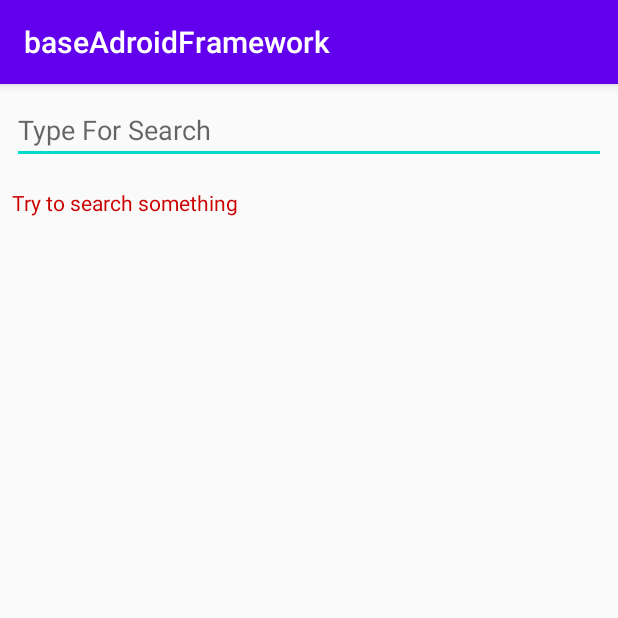
After one commit to Serduk/baseAndroidFramework, an Android app: the SearchView screen opened directly, with no data from a screen before it, on a phone screen of 412 x 824 dp, the top half of it. The commit adds this screen. Run offline under Robolectric (Android 15) with nearby library versions, the phone set to English and light mode, and no system bars; our stand-ins replace Picasso; libraries missing offline, so code that uses them is left out: com.github.slashrootv200.retrofithtmlconverter; pictures from the network do not load; 1 statement that could not run was skipped.

Commit message:
Implement MVP for both screens

```diff
--- a/app/src/main/AndroidManifest.xml
+++ b/app/src/main/AndroidManifest.xml
@@ -3,7 +3,7 @@
     package="com.sserdiuk.baseadroidframework">
 
     <application
-        android:name="com.sserdiuk.baseadroidframework.screens.App"
+        android:name=".screens.App"
         android:allowBackup="true"
         android:fullBackupContent="true"
         android:icon="@mipmap/ic_launcher"
@@ -11,6 +11,7 @@
         android:roundIcon="@mipmap/ic_launcher_round"
         android:supportsRtl="true"
         android:theme="@style/AppTheme">
+        <activity android:name=".screens.search.SearchView"></activity>
         <activity android:name=".screens.splash.SplashView">
             <intent-filter>
                 <action android:name="android.intent.action.MAIN" />
--- /dev/null
+++ b/app/src/main/java/com/sserdiuk/baseadroidframework/screens/foodDetails/FoodCallbacks.kt
@@ -0,0 +1,4 @@
+package com.sserdiuk.baseadroidframework.screens.foodDetails
+
+interface FoodCallbacks {
+}
--- /dev/null
+++ b/app/src/main/java/com/sserdiuk/baseadroidframework/screens/foodDetails/FoodPresenter.kt
@@ -0,0 +1,4 @@
+package com.sserdiuk.baseadroidframework.screens.foodDetails
+
+class FoodPresenter {
+}
--- /dev/null
+++ b/app/src/main/java/com/sserdiuk/baseadroidframework/screens/foodDetails/FoodRouter.kt
@@ -0,0 +1,4 @@
+package com.sserdiuk.baseadroidframework.screens.foodDetails
+
+interface FoodRouter {
+}
--- /dev/null
+++ b/app/src/main/java/com/sserdiuk/baseadroidframework/screens/search/SearchCallbacks.kt
@@ -0,0 +1,17 @@
+package com.sserdiuk.baseadroidframework.screens.search
+
+import com.sserdiuk.baseadroidframework.ViewCallback
+import com.sserdiuk.baseadroidframework.data.SearchItemModel
+
+interface SearchCallbacks : ViewCallback {
+    fun showSearchResults(items: List<SearchItemModel>)
+    fun searchItems()
+    fun setTextInSearchField(text: String)
+    fun showErrorMessage(text: String)
+    fun hideErrorMessage()
+    fun showProgressBar()
+    fun hideProgressBar()
+    fun hideResults()
+    fun requestSearchFocus()
+    fun showWarning(message: String)
+}
--- /dev/null
+++ b/app/src/main/java/com/sserdiuk/baseadroidframework/screens/search/SearchPresenter.kt
@@ -0,0 +1,71 @@
+package com.sserdiuk.baseadroidframework.screens.search
+
+import com.sserdiuk.baseadroidframework.Presenter
+import com.sserdiuk.baseadroidframework.R
+import com.sserdiuk.baseadroidframework.data.SearchItemModel
+import com.sserdiuk.baseadroidframework.screens.App
+import com.sserdiuk.baseadroidframework.utils.Constants
+import com.sserdiuk.baseadroidframework.utils.NetworkUtil
+import com.sserdiuk.baseadroidframework.utils.foodApi.FoodSearchController
+import com.sserdiuk.baseadroidframework.utils.foodApi.SearchItemsRequest
+
+class SearchPresenter :
+    Presenter<SearchCallbacks, SearchRouter>(), SearchItemsRequest {
+
+    private val searchController: FoodSearchController =
+        FoodSearchController(networkUtil = NetworkUtil(Constants.API_URL()), searchRequest = this)
+    private lateinit var listItems: List<SearchItemModel>
+
+    fun onItemClicked(position: Int) {
+        val item = listItems[position]
+        if (item.linkToItem.isNullOrEmpty()) view?.showWarning(App.appContext.getString(R.string.item_not_found))
+        else router?.openItem(item.linkToItem ?: "")
+    }
+
+    fun onTakeBarcode(result: String?) {
+        view?.setTextInSearchField(result ?: "")
+        searchByText(result ?: "")
+    }
+
+    fun searchByText(text: String?) {
+        if (text?.isNotBlank() == true) {
+            showSearchProgress()
+            searchController.getSearchResults(text)
+        }
+    }
+
+    fun onActivityOpen() {
+        view?.requestSearchFocus()
+        onFailureRequest(App.appContext.getString(R.string.try_to_search_something))
+    }
+
+    override fun onSuccessRequest(items: List<SearchItemModel>) {
+        if (items.isNotEmpty()) {
+            view?.run {
+                showSearchResults(items)
+                hideProgressBar()
+                hideErrorMessage()
+            }
+            listItems = items
+            if (listItems.size == 1) onItemClicked(0)
+        } else {
+            onFailureRequest(App.appContext.getString(R.string.item_not_found))
+        }
+    }
+
+    override fun onFailureRequest(message: String) {
+        view?.run {
+            hideProgressBar()
+            hideResults()
+            showErrorMessage(message)
+        }
+    }
+
+    private fun showSearchProgress() {
+        view?.run {
+            hideResults()
+            showProgressBar()
+            hideErrorMessage()
+        }
+    }
+}
--- /dev/null
+++ b/app/src/main/java/com/sserdiuk/baseadroidframework/screens/search/SearchRouter.kt
@@ -0,0 +1,7 @@
+package com.sserdiuk.baseadroidframework.screens.search
+
+import com.sserdiuk.baseadroidframework.Router
+
+interface SearchRouter : Router {
+    fun openItem(itemPath: String)
+}
--- /dev/null
+++ b/app/src/main/java/com/sserdiuk/baseadroidframework/screens/search/SearchView.kt
@@ -0,0 +1,137 @@
+package com.sserdiuk.baseadroidframework.screens.search
+
+import android.content.Context
+import android.content.Intent
+import androidx.appcompat.app.AppCompatActivity
+import android.os.Bundle
+import android.view.KeyEvent
+import android.view.View
+import android.view.View.GONE
+import android.view.View.VISIBLE
+import android.view.inputmethod.InputMethodManager
+import android.widget.EditText
+import android.widget.ProgressBar
+import android.widget.TextView
+import androidx.recyclerview.widget.LinearLayoutManager
+import androidx.recyclerview.widget.RecyclerView
+import com.sserdiuk.baseadroidframework.R
+import com.sserdiuk.baseadroidframework.data.SearchItemModel
+import com.sserdiuk.baseadroidframework.screens.App
+import com.sserdiuk.baseadroidframework.screens.BaseActivity
+import com.sserdiuk.baseadroidframework.screens.foodDetails.FoodActivity
+
+class SearchView : BaseActivity(), SearchCallbacks, SearchRouter, FoodItemsAdapter.ListItemClickListener {
+    companion object {
+        const val BAR_CODE = "BAR_CODE"
+    }
+
+    private val presenter: SearchPresenter = SearchPresenter()
+
+    private lateinit var viewAdapter: FoodItemsAdapter
+    private lateinit var viewManager: RecyclerView.LayoutManager
+    private lateinit var etSearchField: EditText
+
+    private lateinit var pbLoader: ProgressBar
+    private lateinit var recyclerView: RecyclerView
+    private lateinit var tvErrorMessage: TextView
+
+    override fun onCreate(savedInstanceState: Bundle?) {
+        super.onCreate(savedInstanceState)
+        setContentView(R.layout.activity_search_view)
+        etSearchField = findViewById(R.id.etTypeForSearch)
+        tvErrorMessage = findViewById(R.id.message)
+        pbLoader = findViewById(R.id.pbSearch)
+
+        viewManager = LinearLayoutManager(this)
+        viewAdapter = FoodItemsAdapter(this)
+        recyclerView = findViewById<RecyclerView>(R.id.itemsList).apply {
+            layoutManager = viewManager
+            adapter = viewAdapter
+        }
+
+        presenter.run {
+            takeView(this@SearchView)
+            takeRouter(this@SearchView)
+            if (intent.hasExtra(BAR_CODE)) onTakeBarcode(intent?.extras?.getString(BAR_CODE))
+            else onActivityOpen()
+        }
+
+        etSearchField.run {
+            setOnKeyListener(object : View.OnKeyListener {
+                override fun onKey(v: View, keyCode: Int, event: KeyEvent): Boolean {
+                    if (event.action == KeyEvent.ACTION_DOWN && keyCode == KeyEvent.KEYCODE_ENTER) {
+                        searchItems()
+                        hideKeyboard()
+                        return true
+                    }
+                    return false
+                }
+            })
+        }
+    }
+
+    override fun openItem(itemPath: String) {
+        val intent = Intent(this, FoodActivity::class.java)
+        intent.putExtra(FoodActivity.ITEM_NAME, itemPath)
+        startActivity(intent)
+    }
+
+    override fun searchItems() {
+        presenter.searchByText(etSearchField.text.toString())
+    }
+
+    override fun setTextInSearchField(text: String) {
+        etSearchField.setText(text)
+    }
+
+    override fun showSearchResults(items: List<SearchItemModel>) {
+        viewAdapter.setItems(items)
+        recyclerView.visibility = VISIBLE
+    }
+
+    override fun showErrorMessage(text: String) {
+        tvErrorMessage.text = text
+        tvErrorMessage.visibility = VISIBLE
+    }
+
+    override fun onItemClick(position: Int) {
+        presenter.onItemClicked(position)
+    }
+
+    override fun showProgressBar() {
+        pbLoader.visibility = VISIBLE
+    }
+
+    override fun hideProgressBar() {
+        pbLoader.visibility = GONE
+    }
+
+    override fun hideResults() {
+        recyclerView.visibility = GONE
+    }
+
+    override fun hideErrorMessage() {
+        tvErrorMessage.visibility = GONE
+    }
+
+    override fun requestSearchFocus() {
+        etSearchField.requestFocus()
+    }
+
+    override fun showWarning(message: String) {
+        App.showToast(message = message)
+    }
+
+    override fun onDestroy() {
+        super.onDestroy()
+        presenter.run {
+            dropView()
+            dropRouter()
+        }
+    }
+
+    private fun View.hideKeyboard() {
+        val iManager = context.getSystemService(Context.INPUT_METHOD_SERVICE) as InputMethodManager
+        iManager.hideSoftInputFromWindow(windowToken, 0)
+    }
+}
--- /dev/null
+++ b/app/src/main/res/drawable/broken_image.xml
@@ -0,0 +1,11 @@
+<vector xmlns:android="http://schemas.android.com/apk/res/android"
+    android:width="24dp"
+    android:height="24dp"
+    android:viewportWidth="24"
+    android:viewportHeight="24"
+    >
+    <path
+        android:fillColor="#FF000000"
+        android:pathData="M21,5v6.59l-3,-3.01 -4,4.01 -4,-4 -4,4 -3,-3.01L3,5c0,-1.1 0.9,-2 2,-2h14c1.1,0 2,0.9 2,2zM18,11.42l3,3.01L21,19c0,1.1 -0.9,2 -2,2L5,21c-1.1,0 -2,-0.9 -2,-2v-6.58l3,2.99 4,-4 4,4 4,-3.99z"
+        />
+</vector>
--- /dev/null
+++ b/app/src/main/res/drawable/fastfood.xml
@@ -0,0 +1,9 @@
+<vector xmlns:android="http://schemas.android.com/apk/res/android"
+    android:width="24dp"
+    android:height="24dp"
+    android:viewportWidth="24"
+    android:viewportHeight="24">
+    <path
+        android:fillColor="#FF000000"
+        android:pathData="M18.06,22.99h1.66c0.84,0 1.53,-0.64 1.63,-1.46L23,5.05h-5L18,1h-1.97v4.05h-4.97l0.3,2.34c1.71,0.47 3.31,1.32 4.27,2.26 1.44,1.42 2.43,2.89 2.43,5.29v8.05zM1,21.99L1,21h15.03v0.99c0,0.55 -0.45,1 -1.01,1L2.01,22.99c-0.56,0 -1.01,-0.45 -1.01,-1zM16.03,14.99c0,-8 -15.03,-8 -15.03,0h15.03zM1.02,17h15v2h-15z"/>
+</vector>
--- /dev/null
+++ b/app/src/main/res/layout/activity_search_view.xml
@@ -0,0 +1,68 @@
+<?xml version="1.0" encoding="utf-8"?>
+<LinearLayout
+    xmlns:android="http://schemas.android.com/apk/res/android"
+    xmlns:tools="http://schemas.android.com/tools"
+    android:orientation="vertical"
+    android:layout_width="match_parent"
+    android:layout_height="match_parent"
+    tools:context=".screens.search.SearchView"
+    >
+
+    <EditText
+        android:layout_margin="8dp"
+        android:id="@+id/etTypeForSearch"
+        android:layout_width="match_parent"
+        android:layout_height="wrap_content"
+        android:hint="@string/typeForSearch"
+        android:inputType="text"
+        android:imeOptions="actionSearch"
+        tools:ignore="Autofill"
+        />
+
+    <TextView
+        android:layout_margin="8dp"
+        android:layout_width="match_parent"
+        android:layout_height="wrap_content"
+        android:id="@+id/message"
+        android:visibility="gone"
+        android:textColor="@android:color/holo_red_dark"
+        tools:text="Results:"
+        />
+
+    <ProgressBar
+        android:layout_margin="8dp"
+        android:visibility="visible"
+        android:layout_width="wrap_content"
+        android:layout_height="wrap_content"
+        android:layout_gravity="center"
+        android:layout_weight="5"
+        android:id="@+id/pbSearch"
+        />
+
+    <ScrollView
+        android:layout_width="match_parent"
+        android:layout_height="0dp"
+        android:layout_weight="1"
+        >
+
+        <androidx.recyclerview.widget.RecyclerView
+            android:id="@+id/itemsList"
+            android:layout_margin="8dp"
+            android:visibility="gone"
+            android:layout_width="match_parent"
+            android:layout_height="0dp"
+            tools:listitem="@layout/view_item_in_search"
+            tools:itemCount="5"
+            android:orientation="vertical"
+            android:scrollbars="vertical"
+            />
+    </ScrollView>
+
+<!--    <fragment-->
+<!--        class="com.sserdiuk.foodscanner.bottomNavigation.NavigatorView"-->
+<!--        android:gravity="bottom"-->
+<!--        android:id="@+id/cameraBottomNavBar"-->
+<!--        android:layout_width="match_parent"-->
+<!--        android:layout_height="wrap_content"-->
+<!--        />-->
+</LinearLayout>
--- a/app/src/main/res/values/strings.xml
+++ b/app/src/main/res/values/strings.xml
@@ -4,4 +4,8 @@
     <string name="button_1">Button 1</string>
     <string name="button_2">Button 2</string>
     <string name="loading">Loading</string>
+    <string name="try_to_search_something">Try to search something</string>
+    <string name="item_not_found">Item not found</string>
+    <string name="food_image">Food image</string>
+    <string name="typeForSearch">Type For Search</string>
 </resources>
```
Also changed, not shown: app/src/main/java/com/sserdiuk/baseadroidframework/screens/foodDetails/FoodActivity.kt (added, +18 -0 lines), app/src/main/java/com/sserdiuk/baseadroidframework/screens/search/FoodItemsAdapter.kt (added, +70 -0 lines), app/src/main/java/com/sserdiuk/baseadroidframework/screens/search/async/AsyncResponse.kt (added, +7 -0 lines), app/src/main/res/layout/activity_food_details_view.xml (added, +10 -0 lines), app/src/main/res/layout/view_item_in_search.xml (added, +91 -0 lines), app/src/main/res/values/styles.xml (+13 -0 lines).
